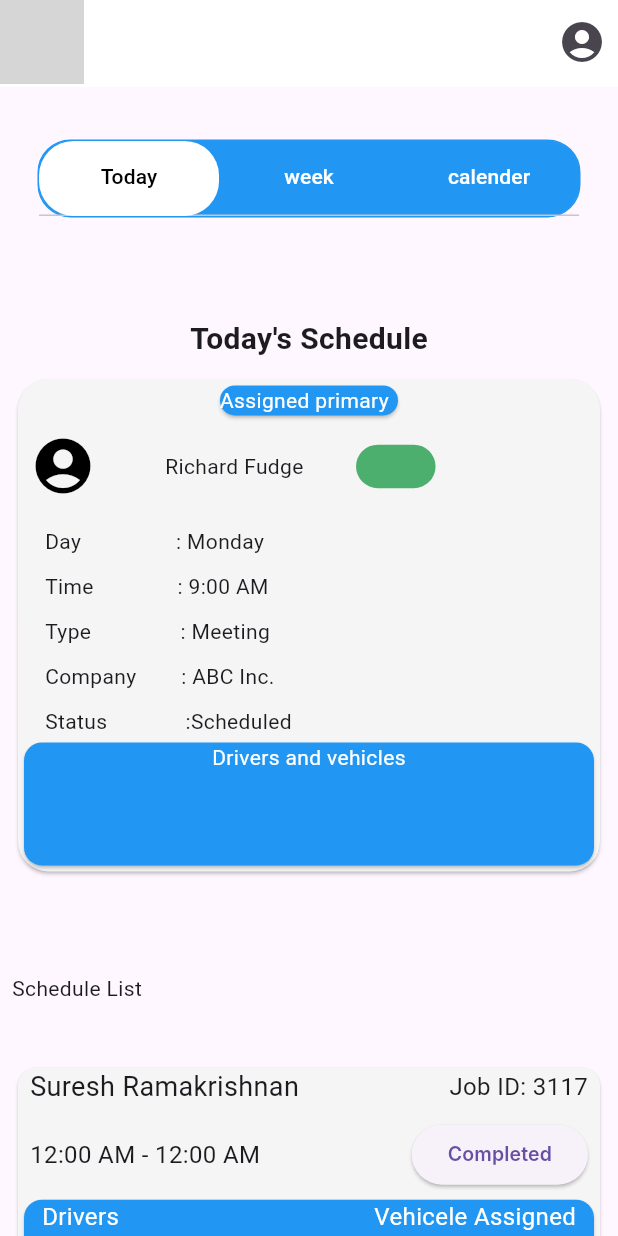
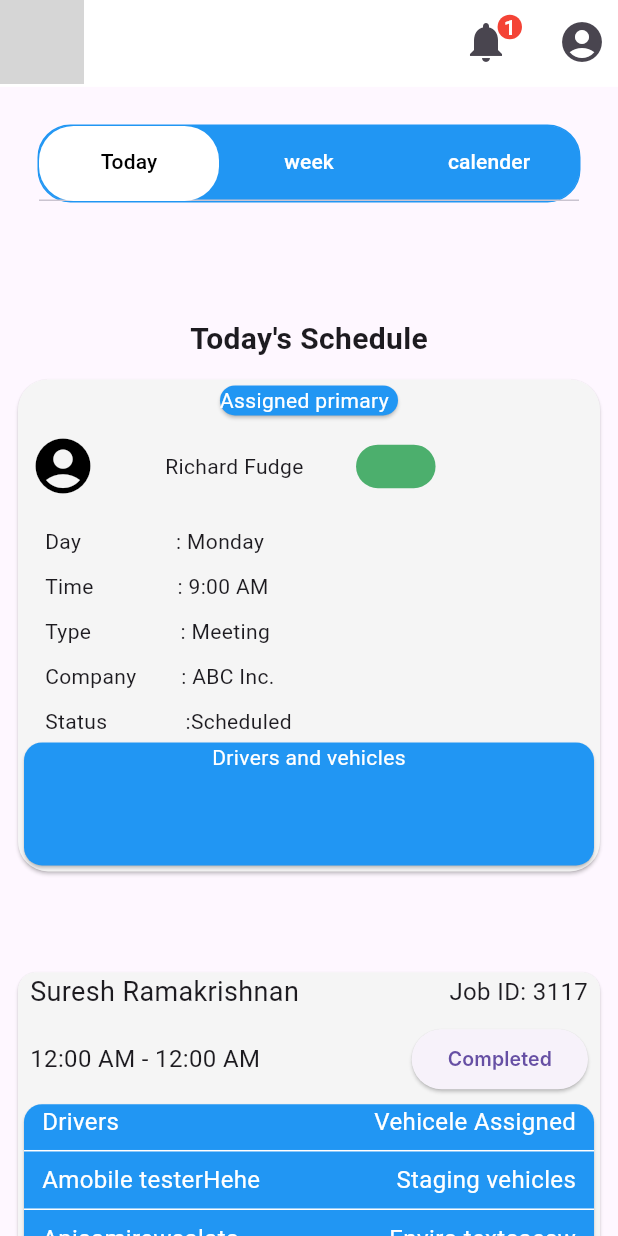
Before and after one commit to centrric-cint0033/enviroapplicationformobileusers, a Flutter app: the HomePage screen opened directly, on a phone screen of 412 x 824 dp. Run offline on Flutter 3.47's test engine with Material 3 defaults, Android fonts, the phone set to English and light mode, and no system bars; our stand-ins replace auto_route, flutter_mobx, flutter_screenutil, flutter_secure_storage, flutter_svg, get_it and 3 more; accounts and stored records are empty; generated files the repository leaves out were written again; Roboto replaces fonts that are missing (Inter); grey boxes are pictures that could not be loaded.

Commit message:
bugfix:tab bar added abd navigation created

```diff
--- /dev/null
+++ b/lib/view/loginpage/Common_widgets/homepage.dart
@@ -0,0 +1,50 @@
+import 'package:auto_route/auto_route.dart';
+import 'package:enviro_mobile_application/view/loginpage/calenderpage/calender_page.dart';
+import 'package:enviro_mobile_application/view/loginpage/common/appbar/bottombar.dart';
+import 'package:enviro_mobile_application/view/loginpage/common/appbar/cmappbar.dart';
+import 'package:enviro_mobile_application/view/loginpage/common/appbar/imagepath/imagepath.dart';
+import 'package:enviro_mobile_application/view/loginpage/Common_widgets/widgets/calender_page.dart';
+import 'package:enviro_mobile_application/view/loginpage/Common_widgets/widgets/card_main_container.dart';
+import 'package:enviro_mobile_application/view/loginpage/Common_widgets/widgets/cm_home_page.dart';
+import 'package:enviro_mobile_application/view/loginpage/Common_widgets/widgets/common_small_card.dart';
+import 'package:enviro_mobile_application/view/loginpage/Common_widgets/widgets/common_tababr.dart';
+import 'package:enviro_mobile_application/view/loginpage/Common_widgets/widgets/week_page.dart';
+import 'package:enviro_mobile_application/view/loginpage/week_page/week_page.dart';
+import 'package:flutter/material.dart';
+import 'package:flutter_screenutil/flutter_screenutil.dart';
+import 'package:mobx/mobx.dart';
+
+@RoutePage()
+class HomePage extends StatelessWidget {
+  const HomePage({Key? key}) : super(key: key);
+
+  @override
+  Widget build(BuildContext context) {
+    return DefaultTabController(
+      length: 3,
+      child: Scaffold(
+        appBar: CustomAppBar(
+          leadingImage: Image.asset(ImageConstant.imagePath),
+          automaticallyImplyLeading: false,
+          actions: [
+            IconButton(
+              iconSize: 32,
+              icon: const Icon(Icons.account_circle),
+              onPressed: () {},
+            ),
+          ],
+        ),
+        body: Column(
+          children: [
+            CommonTabbar(),
+            Expanded(
+              child: TabBarView(
+                children: <Widget>[cmhomepage(), weekpage(), calender_page()],
+              ),
+            ),
+          ],
+        ),
+      ),
+    );
+  }
+}
--- /dev/null
+++ b/lib/view/loginpage/Common_widgets/widgets/calender_page.dart
@@ -0,0 +1,62 @@
+import 'package:enviro_mobile_application/view/loginpage/common/appbar/Appthemes/Appthemes.dart';
+import 'package:enviro_mobile_application/view/loginpage/Common_widgets/widgets/common_small_card.dart';
+import 'package:enviro_mobile_application/view/loginpage/Common_widgets/widgets/common_tababr.dart';
+import 'package:enviro_mobile_application/viewmodel/calenderpage/calender_page_viewmodel.dart';
+import 'package:flutter/material.dart';
+import 'package:flutter_mobx/flutter_mobx.dart';
+import 'package:flutter_screenutil/flutter_screenutil.dart';
+import 'package:table_calendar/table_calendar.dart';
+
+Padding calender_page() {
+  return Padding(
+    padding: const EdgeInsets.all(14.0),
+    child: SingleChildScrollView(
+      child: Column(
+        mainAxisAlignment: MainAxisAlignment.start,
+        children: [
+          const SizedBox(height: 20),
+          Observer(builder: (_) {
+            return Align(
+              alignment: Alignment.topLeft,
+              child: Container(
+                padding: const EdgeInsets.all(8.0),
+                decoration: BoxDecoration(
+                  borderRadius: BorderRadius.circular(10.0),
+                ),
+                child: Container(
+                  decoration: BoxDecoration(
+                      borderRadius: BorderRadius.circular(10.0),
+                      color: Appthemes.textfieldbcColor),
+                  child: TableCalendar(
+                    focusedDay: vmcalender.focusedDay,
+                    firstDay: DateTime.utc(2010, 10, 16),
+                    lastDay: DateTime.utc(2030, 3, 14),
+                    calendarStyle: const CalendarStyle(
+                        defaultTextStyle: TextStyle(color: Colors.blue)),
+                  ),
+                ),
+              ),
+            );
+          }),
+          const SizedBox(height: 68),
+          const Align(
+            alignment: Alignment.topLeft,
+            child: Padding(
+              padding: EdgeInsets.only(left: 8),
+              child: Text(
+                'Schedule List',
+                style: TextStyle(),
+                textAlign: TextAlign.left,
+              ),
+            ),
+          ),
+          const SizedBox(height: 28),
+          const common_card(),
+          SizedBox(
+            height: 18.sp,
+          ),
+        ],
+      ),
+    ),
+  );
+}
--- /dev/null
+++ b/lib/view/loginpage/Common_widgets/widgets/cm_home_page.dart
@@ -0,0 +1,51 @@
+import 'package:enviro_mobile_application/view/loginpage/Common_widgets/widgets/common_small_card.dart';
+import 'package:flutter/material.dart';
+import 'package:flutter_screenutil/flutter_screenutil.dart';
+
+import 'card_main_container.dart';
+
+SingleChildScrollView cmhomepage() {
+  return SingleChildScrollView(
+    child: Column(
+      children: [
+        const SizedBox(
+          height: 10,
+        ),
+        const Padding(
+          padding: EdgeInsets.all(14.0),
+          child: SizedBox(
+            height: 14.0,
+          ),
+        ),
+        const Text(
+          "Today's Schedule",
+          style: TextStyle(
+            fontSize: 20,
+            fontWeight: FontWeight.bold,
+          ),
+        ),
+        const CardMainContainer(),
+        const SizedBox(height: 28),
+        const Align(
+          alignment: Alignment.topLeft,
+          child: Padding(
+            padding: EdgeInsets.only(left: 79),
+            child: Column(
+              children: [],
+            ),
+          ),
+        ),
+        SizedBox(
+          height: 12.sp,
+        ),
+        const Padding(
+          padding: EdgeInsets.all(8.0),
+          child: common_card(),
+        ),
+        SizedBox(
+          height: 18.sp,
+        ),
+      ],
+    ),
+  );
+}
--- /dev/null
+++ b/lib/view/loginpage/Common_widgets/widgets/week_page.dart
@@ -0,0 +1,20 @@
+import 'package:enviro_mobile_application/view/loginpage/Common_widgets/widgets/card_main_container.dart';
+import 'package:flutter/material.dart';
+
+SingleChildScrollView weekpage() {
+  return const SingleChildScrollView(
+    child: Column(
+      children: [
+        SizedBox(
+          height: 14.0,
+        ),
+        Text('Todays week shedule',
+            style: TextStyle(
+              fontSize: 20,
+              fontWeight: FontWeight.bold,
+            )),
+        CardMainContainer(),
+      ],
+    ),
+  );
+}
--- a/lib/view/loginpage/common/appbar/cmappbar.dart
+++ b/lib/view/loginpage/common/appbar/cmappbar.dart
@@ -10,8 +10,8 @@ class CustomAppBar extends StatelessWidget implements PreferredSizeWidget {
   final bool? automaticallyImplyLeading;
   final Widget? suffixIcon;
   final List<Widget>? actions;
-
   final Widget? leadingImage;
+  final bool showNotification;
 
   const CustomAppBar({
     Key? key,
@@ -24,6 +24,7 @@ class CustomAppBar extends StatelessWidget implements PreferredSizeWidget {
     this.suffixIcon,
     this.actions,
     this.leadingImage,
+    this.showNotification = true,
   }) : super(key: key);
 
   @override
@@ -35,7 +36,43 @@ class CustomAppBar extends StatelessWidget implements PreferredSizeWidget {
       automaticallyImplyLeading: automaticallyImplyLeading ?? true,
       flexibleSpace: flexible ?? Container(),
       leading: leadingImage,
-      actions: actions,
+      actions: [
+        if (showNotification) _buildNotificationButton(),
+        if (suffixIcon != null) suffixIcon!,
+        if (actions != null) ...actions!,
+      ],
+    );
+  }
+
+  Widget _buildNotificationButton() {
+    return Padding(
+      padding: const EdgeInsets.only(right: 16.0),
+      child: Stack(
+        children: [
+          IconButton(
+            iconSize: 32,
+            icon: const Icon(Icons.notifications),
+            onPressed: () {},
+          ),
+          Positioned(
+            right: 0,
+            child: Container(
+              padding: const EdgeInsets.all(4),
+              decoration: const BoxDecoration(
+                color: Colors.red,
+                shape: BoxShape.circle,
+              ),
+              child: const Text(
+                '1', // You can use your notification count
+                style: TextStyle(
+                  color: Colors.white,
+                  fontWeight: FontWeight.bold,
+                ),
+              ),
+            ),
+          ),
+        ],
+      ),
     );
   }
 
--- a/lib/view/loginpage/common/appbar/mainScreen/mainscreen.dart
+++ b/lib/view/loginpage/common/appbar/mainScreen/mainscreen.dart
@@ -1,7 +1,7 @@
 import 'package:auto_route/auto_route.dart';
 import 'package:enviro_mobile_application/view/loginpage/calenderpage/calender_page.dart';
 import 'package:enviro_mobile_application/view/loginpage/common/appbar/bottombar.dart';
-import 'package:enviro_mobile_application/view/loginpage/homepage/homepage.dart';
+import 'package:enviro_mobile_application/view/loginpage/Common_widgets/homepage.dart';
 import 'package:enviro_mobile_application/view/loginpage/vehiclepage/vehicle-page.dart';
 import 'package:enviro_mobile_application/view/loginpage/week_page/week_page.dart';
 import 'package:enviro_mobile_application/viewmodel/home_page_viewmodel.dart';
--- a/lib/view/loginpage/homepage/homepage.dart
+++ /dev/null
@@ -1,80 +0,0 @@
-import 'package:auto_route/auto_route.dart';
-import 'package:enviro_mobile_application/view/loginpage/common/appbar/bottombar.dart';
-import 'package:enviro_mobile_application/view/loginpage/common/appbar/cmappbar.dart';
-
-import 'package:enviro_mobile_application/view/loginpage/common/appbar/imagepath/imagepath.dart';
-import 'package:enviro_mobile_application/view/loginpage/homepage/widgets/card_main_container.dart';
-import 'package:enviro_mobile_application/view/loginpage/homepage/widgets/common_small_card.dart';
-import 'package:enviro_mobile_application/view/loginpage/homepage/widgets/common_tababr.dart';
-import 'package:flutter/material.dart';
-import 'package:flutter_screenutil/flutter_screenutil.dart';
-import 'package:mobx/mobx.dart';
-
-@RoutePage()
-class HomePage extends StatelessWidget {
-  const HomePage({Key? key}) : super(key: key);
-
-  @override
-  Widget build(BuildContext context) {
-    return DefaultTabController(
-      length: 3,
-      child: Scaffold(
-        appBar: CustomAppBar(
-          leadingImage: Image.asset(ImageConstant.imagePath),
-          automaticallyImplyLeading: false,
-          actions: [
-            IconButton(
-              iconSize: 32,
-              icon: const Icon(Icons.account_circle),
-              onPressed: () {},
-            ),
-          ],
-        ),
-        body: SingleChildScrollView(
-          child: Column(
-            children: [
-              SizedBox(
-                height: 10,
-              ),
-              CommonTabbar(),
-              Padding(
-                padding: const EdgeInsets.all(14.0),
-                child: const SizedBox(
-                  height: 14.0,
-                ),
-              ),
-              const Text(
-                "Today's Schedule",
-                style: TextStyle(
-                  fontSize: 20,
-                  fontWeight: FontWeight.bold,
-                ),
-              ),
-              const CardMainContainer(),
-              const SizedBox(height: 48),
-              const Align(
-                alignment: Alignment.topLeft,
-                child: Padding(
-                  padding: EdgeInsets.all(8.0),
-                  child: Text(
-                    'Schedule List',
-                  ),
-                ),
-              ),
-              SizedBox(
-                height: 18.sp,
-              ),
-              const Padding(
-                padding: EdgeInsets.all(8.0),
-                child: common_card(),
-              ),
-              SizedBox(
-                height: 18.sp,
-              ),
-            ],
-          ),
-        ),
-      ),
-    );
-  }
-}
```
Also changed, not shown: lib/view/loginpage/calenderpage/calender_page.dart (+3 -60 lines), lib/view/loginpage/common/appbar/bottombar.dart (+10 -10 lines), lib/view/loginpage/week_page/week_page.dart (+3 -16 lines), lib/Routepage/approutes.gr.dart, lib/view/loginpage/Common_widgets/widgets/card_main_container.dart (renamed from lib/view/loginpage/homepage/widgets/card_main_container.dart), lib/view/loginpage/Common_widgets/widgets/common_small_card.dart (renamed from lib/view/loginpage/homepage/widgets/common_small_card.dart), lib/view/loginpage/Common_widgets/widgets/common_tababr.dart (renamed from lib/view/loginpage/homepage/widgets/common_tababr.dart).
